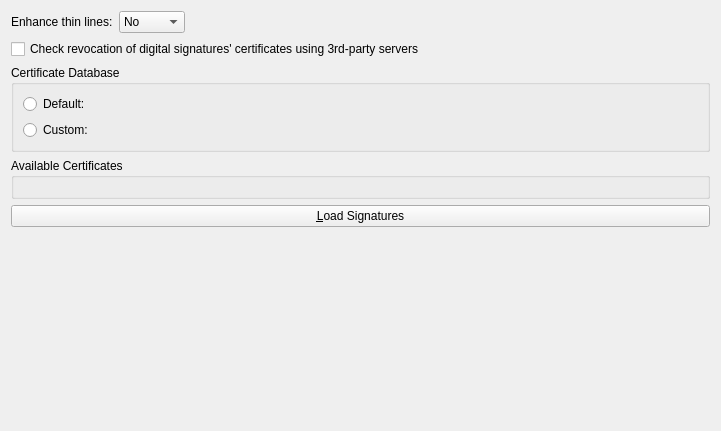
Qt form generators/poppler/conf/pdfsettingswidget.ui (emtee40/okular-android-docview) before a commit.
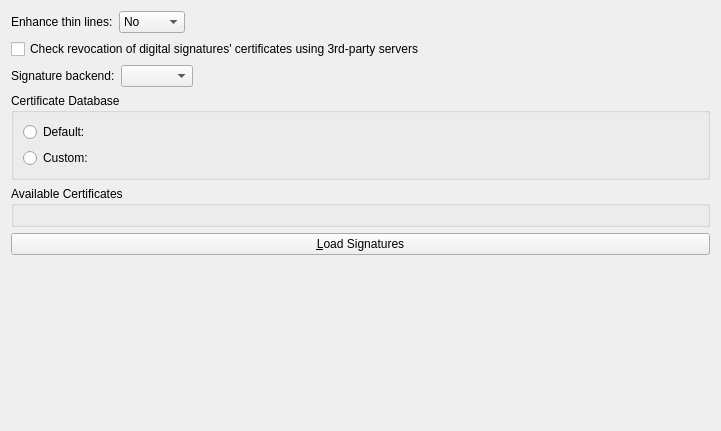
The same form after that commit. Custom widgets are drawn as their Qt base class.

Commit message:
PDF signature backend configuration and adaptions
 - Configuration UI for backend selection
 - If backend don't handle password itself, no reason to
   do the things with password

Diff of the .ui file:
```diff
--- a/generators/poppler/conf/pdfsettingswidget.ui
+++ b/generators/poppler/conf/pdfsettingswidget.ui
@@ -67,6 +67,47 @@
      </property>
     </widget>
    </item>
+   <item>
+    <widget class="QWidget" name="signatureBackendContainer" native="true">
+     <layout class="QHBoxLayout" name="horizontalLayout">
+      <property name="leftMargin">
+       <number>0</number>
+      </property>
+      <property name="topMargin">
+       <number>0</number>
+      </property>
+      <property name="rightMargin">
+       <number>0</number>
+      </property>
+      <property name="bottomMargin">
+       <number>0</number>
+      </property>
+      <item>
+       <widget class="QLabel" name="label_2">
+        <property name="text">
+         <string>Signature backend:</string>
+        </property>
+       </widget>
+      </item>
+      <item>
+       <widget class="KComboBox" name="kcfg_SignatureBackend"/>
+      </item>
+      <item>
+       <spacer name="horizontalSpacer_2">
+        <property name="orientation">
+         <enum>Qt::Horizontal</enum>
+        </property>
+        <property name="sizeHint" stdset="0">
+         <size>
+          <width>480</width>
+          <height>0</height>
+         </size>
+        </property>
+       </spacer>
+      </item>
+     </layout>
+    </widget>
+   </item>
    <item>
     <widget class="QGroupBox" name="certDBGroupBox">
      <property name="title">
```
The commit also changes 5 other files.
